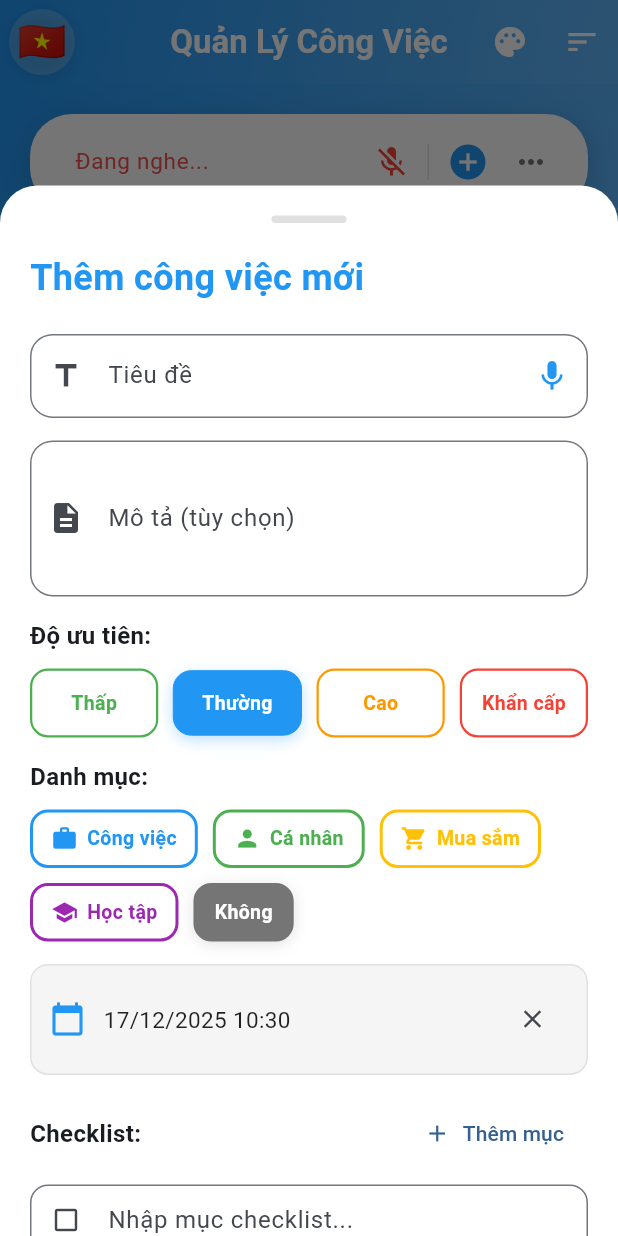
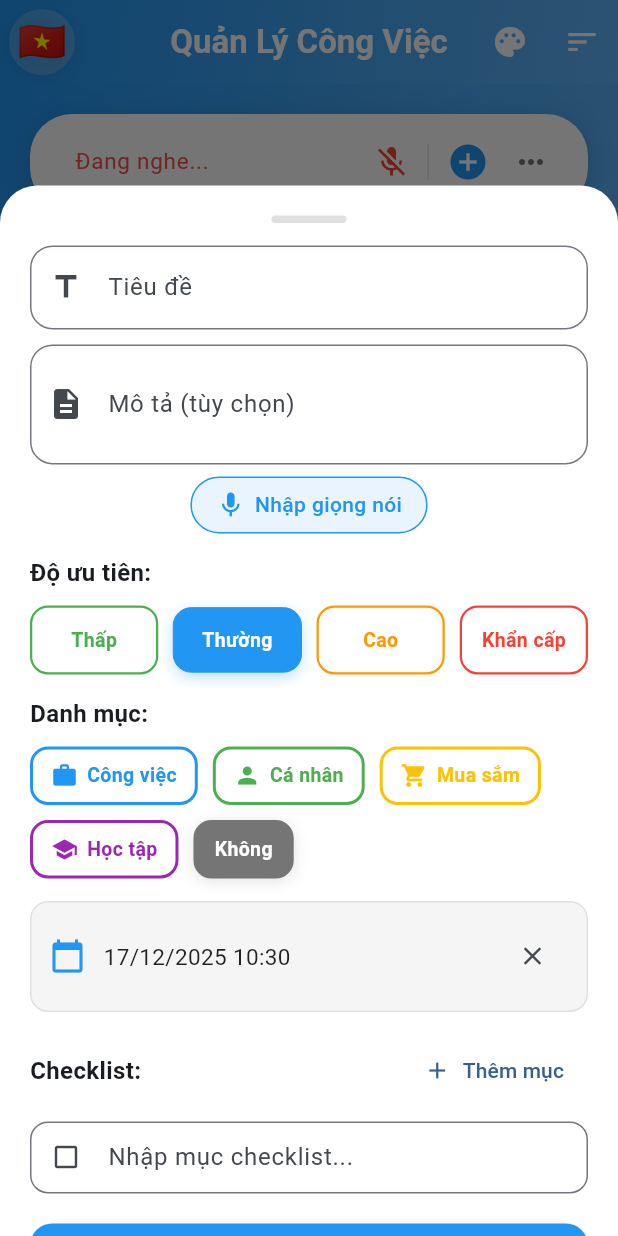
Before and after one commit to CodegymTuLG/taskCare, a Flutter app: the screen it shows after launch, after a tap on the "mic" icon, after a tap on the "keyboard control" icon, on a phone screen of 412 x 824 dp. Run offline on Flutter 3.47's test engine with Material 3 defaults, Android fonts, the phone set to English and light mode, and no system bars; our stand-ins replace flutter_local_notifications, hive_flutter, local_auth, share_plus, speech_to_text, timezone; accounts and stored records are empty.

Commit message:
Simplify voice input: single button for both title and description
- Removed dialog title "Thêm công việc mới"
- Single mic button below both text fields
- Auto-fills title first, then description on subsequent input
- Styled as pill button with icon and text
- Reduced description field to 2 lines for cleaner UI

🤖 Generated with [Claude Code](https://claude.com/claude-code)

Co-Authored-By: Claude Opus 4.5 <noreply@anthropic.com>

```diff
--- a/lib/main.dart
+++ b/lib/main.dart
@@ -934,16 +934,7 @@ class _TodoHomePageState extends State<TodoHomePage> with WidgetsBindingObserver
                           ),
                         ),
                       ),
-                      const SizedBox(height: 20),
-                      Text(
-                        _loc.translate('add_task_title'),
-                        style: TextStyle(
-                          fontSize: 24,
-                          fontWeight: FontWeight.bold,
-                          color: themeColor,
-                        ),
-                      ),
-                      const SizedBox(height: 20),
+                      const SizedBox(height: 15),
                       // Title field
                       TextField(
                         controller: _titleController,
@@ -956,48 +947,9 @@ class _TodoHomePageState extends State<TodoHomePage> with WidgetsBindingObserver
                           border: OutlineInputBorder(
                             borderRadius: BorderRadius.circular(15),
                           ),
-                          suffixIcon: IconButton(
-                            onPressed: () async {
-                              if (isDialogListening) {
-                                await VoiceInputService.stopListening();
-                                setModalState(() {
-                                  isDialogListening = false;
-                                });
-                              } else {
-                                final isAvailable = await VoiceInputService.isAvailable();
-                                if (!isAvailable) {
-                                  if (mounted) {
-                                    ScaffoldMessenger.of(context).showSnackBar(
-                                      SnackBar(
-                                        content: Text(_loc.translate('voice_not_available')),
-                                        backgroundColor: Colors.orange,
-                                      ),
-                                    );
-                                  }
-                                  return;
-                                }
-                                setModalState(() {
-                                  isDialogListening = true;
-                                });
-                                await VoiceInputService.startListening(
-                                  onResult: (text) {
-                                    setModalState(() {
-                                      _titleController.text = text;
-                                    });
-                                  },
-                                  localeId: VoiceInputService.getLocaleId(widget.languageCode),
-                                );
-                              }
-                            },
-                            icon: Icon(
-                              isDialogListening ? Icons.mic_off : Icons.mic,
-                              color: isDialogListening ? Colors.red : themeColor,
-                            ),
-                            tooltip: _loc.translate('voice_input'),
-                          ),
-                        ),
-                      ),
-                      const SizedBox(height: 15),
+                        ),
+                      ),
+                      const SizedBox(height: 10),
                       // Description field
                       TextField(
                         controller: _descriptionController,
@@ -1009,7 +961,82 @@ class _TodoHomePageState extends State<TodoHomePage> with WidgetsBindingObserver
                             borderRadius: BorderRadius.circular(15),
                           ),
                         ),
-                        maxLines: 3,
+                        maxLines: 2,
+                      ),
+                      const SizedBox(height: 8),
+                      // Voice input button - shared for both fields
+                      Center(
+                        child: InkWell(
+                          onTap: () async {
+                            if (isDialogListening) {
+                              await VoiceInputService.stopListening();
+                              setModalState(() {
+                                isDialogListening = false;
+                              });
+                            } else {
+                              final isAvailable = await VoiceInputService.isAvailable();
+                              if (!isAvailable) {
+                                if (mounted) {
+                                  ScaffoldMessenger.of(context).showSnackBar(
+                                    SnackBar(
+                                      content: Text(_loc.translate('voice_not_available')),
+                                      backgroundColor: Colors.orange,
+                                    ),
+                                  );
+                                }
+                                return;
+                              }
+                              setModalState(() {
+                                isDialogListening = true;
+                              });
+                              // Fill title first, then description
+                              await VoiceInputService.startListening(
+                                onResult: (text) {
+                                  setModalState(() {
+                                    if (_titleController.text.isEmpty) {
+                                      _titleController.text = text;
+                                    } else {
+                                      _descriptionController.text = text;
+                                    }
+                                  });
+                                },
+                                localeId: VoiceInputService.getLocaleId(widget.languageCode),
+                              );
+                            }
+                          },
+                          borderRadius: BorderRadius.circular(25),
+                          child: Container(
+                            padding: const EdgeInsets.symmetric(horizontal: 16, vertical: 8),
+                            decoration: BoxDecoration(
+                              color: isDialogListening ? Colors.red.shade50 : themeColor.withValues(alpha: 0.1),
+                              borderRadius: BorderRadius.circular(25),
+                              border: Border.all(
+                                color: isDialogListening ? Colors.red : themeColor,
+                                width: 1,
+                              ),
+                            ),
+                            child: Row(
+                              mainAxisSize: MainAxisSize.min,
+                              children: [
+                                Icon(
+                                  isDialogListening ? Icons.mic_off : Icons.mic,
+                                  color: isDialogListening ? Colors.red : themeColor,
+                                  size: 20,
+                                ),
+                                const SizedBox(width: 6),
+                                Text(
+                                  isDialogListening
+                                      ? _loc.translate('voice_listening')
+                                      : _loc.translate('voice_input'),
+                                  style: TextStyle(
+                                    color: isDialogListening ? Colors.red : themeColor,
+                                    fontWeight: FontWeight.w500,
+                                  ),
+                                ),
+                              ],
+                            ),
+                          ),
+                        ),
                       ),
                       const SizedBox(height: 15),
                       Text(
```
